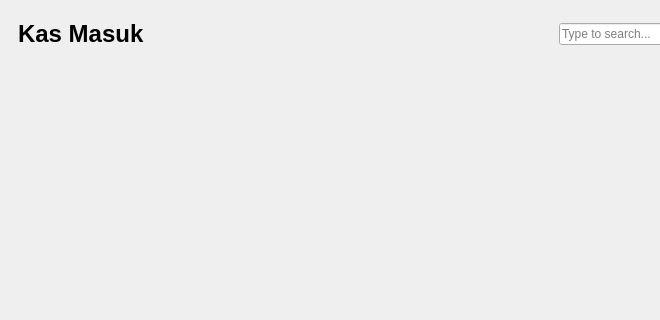
fnugrahendi/petuk.corp, file kasbank/ui_kasbank.ui: the form before one commit; both pictures show x 0 to 660 and y 0 to 320 of the 777 by 584 pixel window.
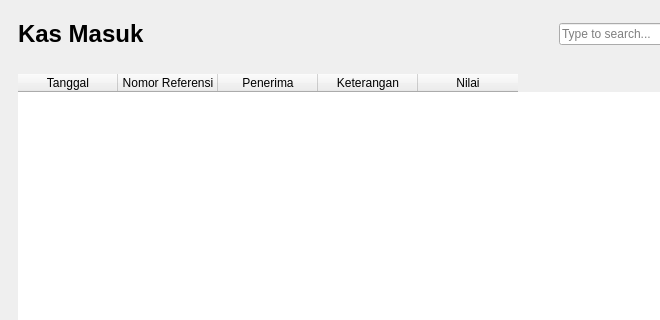
The form after the commit. The open tabs and pages were chosen to show the change.

Commit message: tambah class kas masuk & room kas masuk

```diff
--- a/kasbank/ui_kasbank.ui
+++ b/kasbank/ui_kasbank.ui
@@ -246,6 +246,37 @@
       <property name="frameShadow">
        <enum>QFrame::Raised</enum>
       </property>
+      <layout class="QVBoxLayout" name="verticalLayout_2">
+       <item>
+        <widget class="QTableWidget" name="tbl_KasMasuk">
+         <column>
+          <property name="text">
+           <string>Tanggal</string>
+          </property>
+         </column>
+         <column>
+          <property name="text">
+           <string>Nomor Referensi</string>
+          </property>
+         </column>
+         <column>
+          <property name="text">
+           <string>Penerima</string>
+          </property>
+         </column>
+         <column>
+          <property name="text">
+           <string>Keterangan</string>
+          </property>
+         </column>
+         <column>
+          <property name="text">
+           <string>Nilai</string>
+          </property>
+         </column>
+        </widget>
+       </item>
+      </layout>
      </widget>
     </item>
     <item>
```
Left out of the diff: 2 changed lines with no effect on the pictures. The commit also changes 3 other files.
